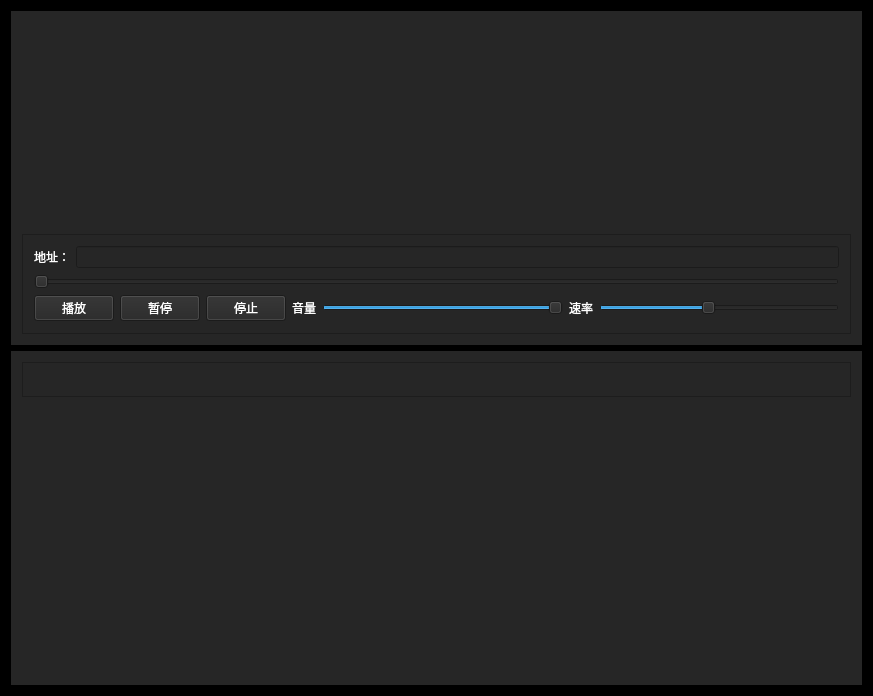
First picture: the form in CPPPlayer/QtMediaPlayer/QtMediaPlayer.ui, repository dkmora/CPPplayer, before the edit.
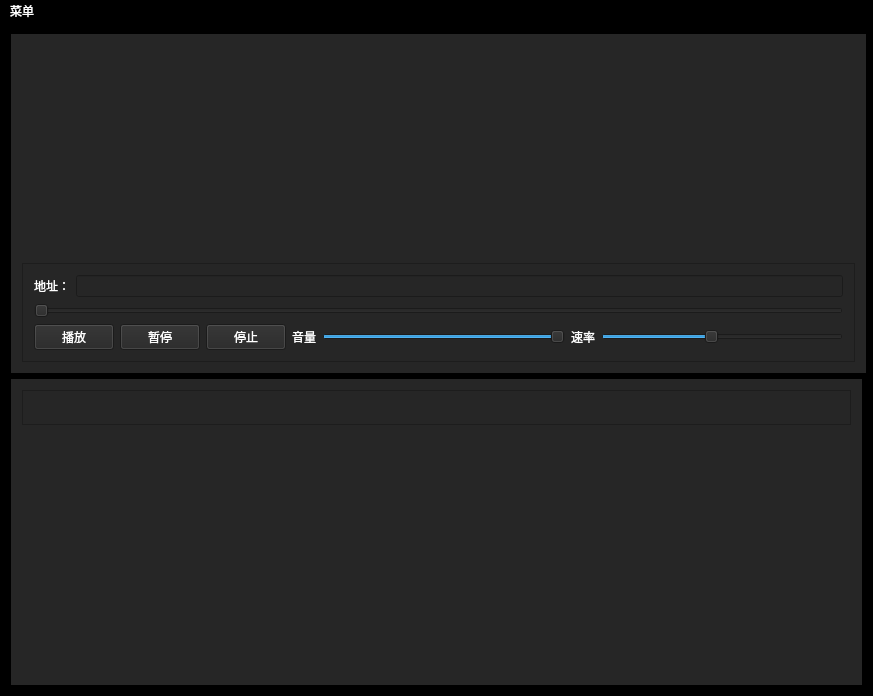
Second picture: the form after the edit. Custom widgets are drawn as their Qt base class.

Diff of the .ui file:
```diff
--- a/CPPPlayer/QtMediaPlayer/QtMediaPlayer.ui
+++ b/CPPPlayer/QtMediaPlayer/QtMediaPlayer.ui
@@ -29,6 +29,12 @@
    <layout class="QVBoxLayout" name="verticalLayout_4">
     <item>
      <widget class="QWidget" name="widget" native="true">
+      <property name="minimumSize">
+       <size>
+        <width>855</width>
+        <height>336</height>
+       </size>
+      </property>
       <property name="styleSheet">
        <string notr="true">QWidget{background-color: rgb(38, 38, 38);}
 QLabel{color:white;}
@@ -37,7 +43,14 @@
       </property>
       <layout class="QVBoxLayout" name="verticalLayout">
        <item>
-        <widget class="QWidget" name="m_widget_video" native="true"/>
+        <widget class="QWidget" name="m_widget_video" native="true">
+         <property name="minimumSize">
+          <size>
+           <width>837</width>
+           <height>212</height>
+          </size>
+         </property>
+        </widget>
        </item>
        <item>
         <widget class="QFrame" name="playframe">
@@ -200,6 +213,46 @@
     </item>
    </layout>
   </widget>
+  <widget class="QMenuBar" name="menuBar">
+   <property name="geometry">
+    <rect>
+     <x>0</x>
+     <y>0</y>
+     <width>873</width>
+     <height>23</height>
+    </rect>
+   </property>
+   <property name="styleSheet">
+    <string notr="true">color:white</string>
+   </property>
+   <widget class="QMenu" name="m_export_menu">
+    <property name="styleSheet">
+     <string notr="true">color:white;</string>
+    </property>
+    <property name="title">
+     <string>菜单</string>
+    </property>
+    <widget class="QMenu" name="menu">
+     <property name="title">
+      <string>文件</string>
+     </property>
+     <addaction name="actionExport"/>
+     <addaction name="actionInto"/>
+    </widget>
+    <addaction name="menu"/>
+   </widget>
+   <addaction name="m_export_menu"/>
+  </widget>
+  <action name="actionExport">
+   <property name="text">
+    <string>导出</string>
+   </property>
+  </action>
+  <action name="actionInto">
+   <property name="text">
+    <string>导入</string>
+   </property>
+  </action>
  </widget>
  <layoutdefault spacing="6" margin="11"/>
  <customwidgets>
```
Left out of the diff: 2 changed lines with no effect on the pictures.
